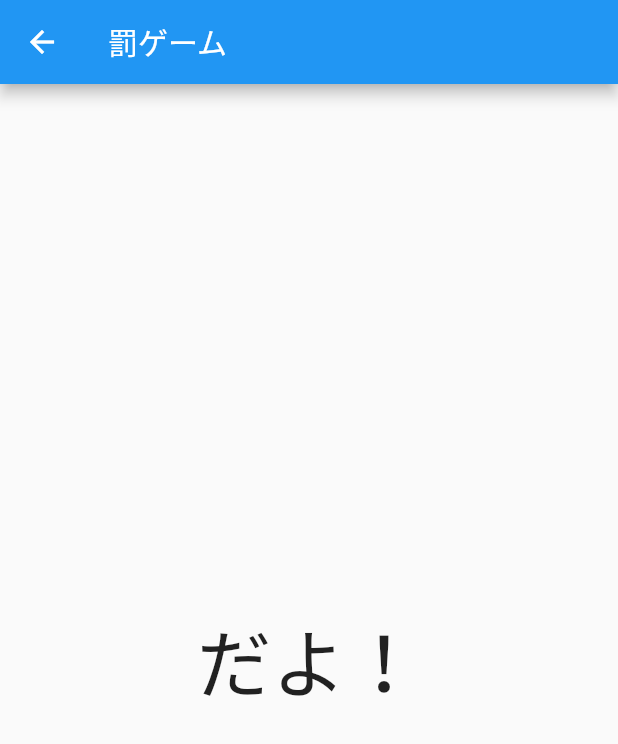
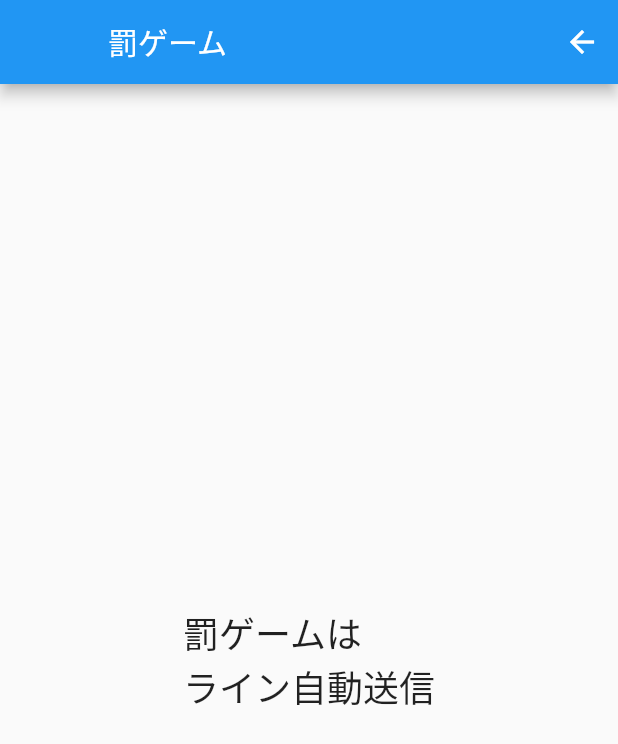
Before and after one commit to enpitut2023/promisee, a Flutter app: the ResultPage screen opened directly, on a phone screen of 412 x 824 dp. Shown: the top 744 px of the screen. Run offline on Flutter 3.47's test engine with Material 2 defaults, Android fonts, the light colour scheme and no system bars; missing offline and left inert: roulette.

Commit message:
penalty-2

```diff
--- a/lib/penalty.dart
+++ b/lib/penalty.dart
@@ -27,6 +27,8 @@
     textBuilder: (index) => values[index],
     textStyleBuilder: (index) {
     // Customize text style, don't forget to return it
+      // テキストスタイルをカスタマイズする
+      return TextStyle(fontSize: 20, color: Colors.white); // 20はフォントサイズ
     },
     );
     //ルーレットコントローラ
@@ -74,11 +76,10 @@
                   //結果（チョコ）画面へ遷移
                   Navigator.push(
                       context,
-                      MaterialPageRoute(builder: (context) => const ResultPage(),
+                      MaterialPageRoute(builder: (context) => ResultPage(),
                       ));
                 } ,
-                child: const Text("受け取ってね！",
-                ),
+                child: const Text('スタート'),
               ),
             ],
           ),
--- a/lib/result_page.dart
+++ b/lib/result_page.dart
@@ -1,37 +1,46 @@
 import 'dart:math';
 import 'package:flutter/material.dart';
 
-
-class ResultPage extends StatelessWidget{
-  const ResultPage({Key? key}) : super(key: key);
-
-  get math => null;
+class ResultPage extends StatelessWidget {
+  final List<String> strings = [
+    "ライン自動送信",
+    "一発芸",
+    "１０分間服を逆に着る",
+    "SNSに自撮りを投稿",
+  ];
 
   @override
   Widget build(BuildContext context) {
+    final int minIndex = 0;
+    final int maxIndex = strings.length - 1;
 
-    String _imgURL;
-    List<String> imgURLs = [
-      //ここに表示したい画像URLを追加
-      'images/girichocoyade.png',
-      'images/honnmeiyade.png',
-      'images/taiyakiyade.png',
-      'images/tomochocoyade.png',
-    ];
-    final ram = Random(DateTime.now().millisecondsSinceEpoch);//乱数の種を時間ごとに変更するためのDataTime
-
+    final random = Random();
+    final randomIndex = minIndex + random.nextInt(maxIndex - minIndex + 1);
 
     return Scaffold(
       appBar: AppBar(
         title: const Text('罰ゲーム'),
+        leading: IconButton(
+          icon: Icon(Icons.arrow_back, color: Colors.transparent), // デフォルトの戻るボタンを非表示に
+          onPressed: () {},
+        ),
+        actions: [
+          // "main.dartに戻る"ボタンを配置
+          IconButton(
+            icon: Icon(Icons.arrow_back), // 戻るアイコン
+            onPressed: () {
+              // ボタンが押されたときの処理
+              Navigator.of(context).popUntil(ModalRoute.withName('/'));
+              // ページを戻る
+            },
+          ),
+        ],
       ),
       body: Center(
-          child:
-            const Text('だよ！',
-              style: TextStyle(
-                  fontSize: 50
-              ),
-            ),
+        child: Text(
+          '罰ゲームは\n' + strings[randomIndex],
+          style: TextStyle(fontSize: 24),
+        ),
       ),
     );
   }
```
Also changed, not shown: lib/judge.dart (deleted, +0 -24 lines).
